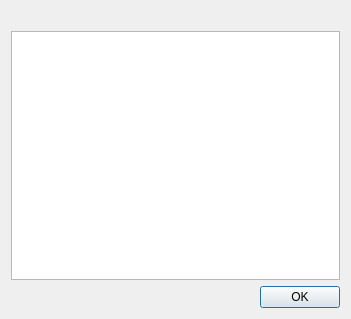
Before: the Qt Designer form mapclient/widgets/qt/pluginerrors.ui in hsorby/mapclient-src, drawn with Qt 5.
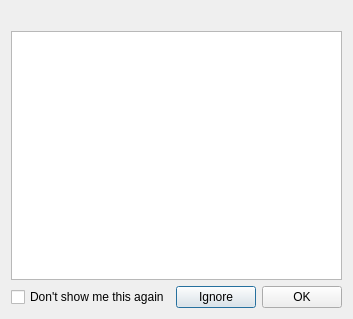
After: the same form once the commit is applied. Icons and pictures are not drawn.

Patch:
```diff
--- a/mapclient/widgets/qt/pluginerrors.ui
+++ b/mapclient/widgets/qt/pluginerrors.ui
@@ -40,6 +40,13 @@
    </item>
    <item>
     <layout class="QHBoxLayout" name="horizontalLayout">
+     <item>
+      <widget class="QCheckBox" name="hideCheckBox">
+       <property name="text">
+        <string>Don't show me this again</string>
+       </property>
+      </widget>
+     </item>
      <item>
       <spacer name="horizontalSpacer">
        <property name="orientation">
@@ -53,6 +60,13 @@
        </property>
       </spacer>
      </item>
+     <item>
+      <widget class="QPushButton" name="ignoreButton">
+       <property name="text">
+        <string>Ignore</string>
+       </property>
+      </widget>
+     </item>
      <item>
       <widget class="QPushButton" name="pushButton">
        <property name="text">
```
Left out of the diff: 3 changed lines with no effect on the pictures.
